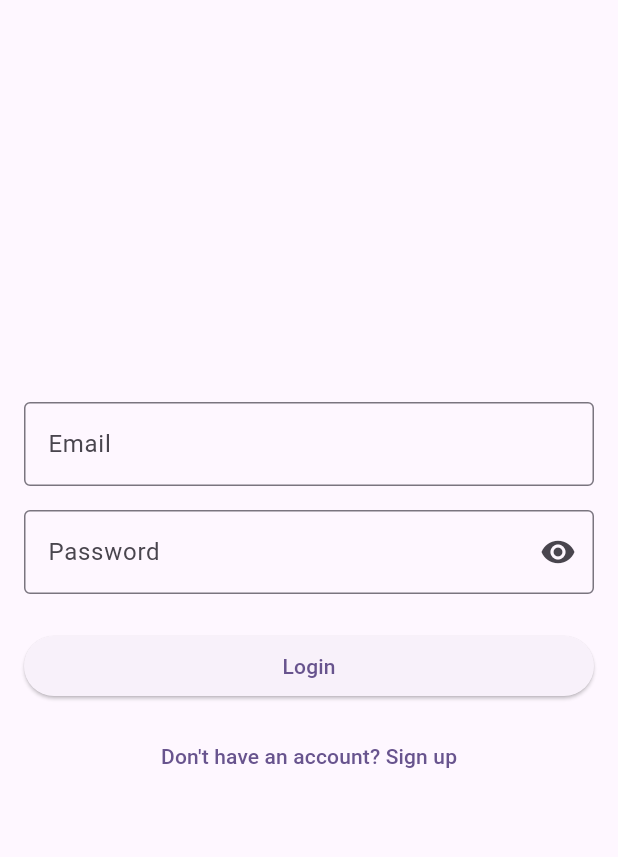
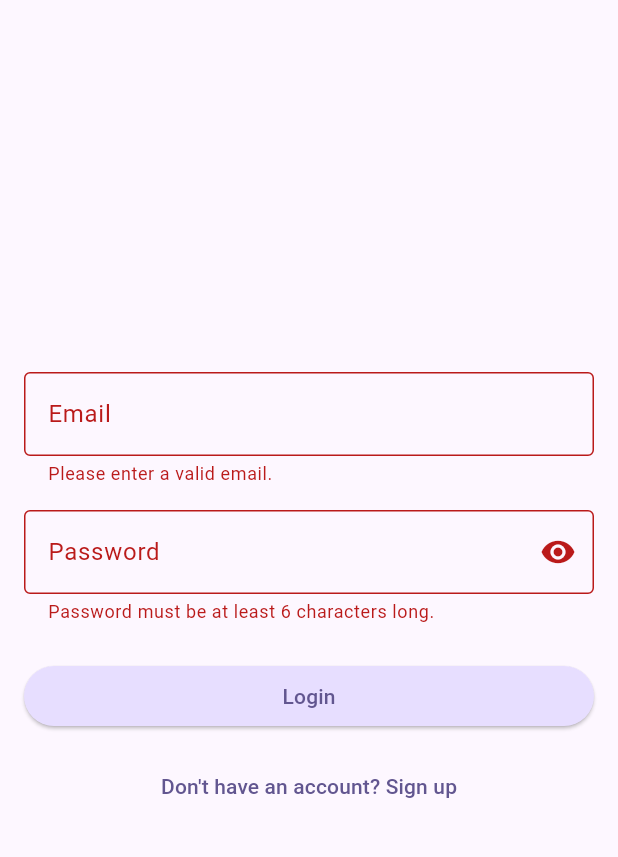
Before and after one commit to PriyanshuYadav08/Offline_Gamified_IAPC, a Flutter app: the screen it shows after launch, after a tap on "Login", on a phone screen of 412 x 824 dp, the part 63-920 px from its top. Run offline on Flutter 3.47's test engine with Material 3 defaults, Android fonts, the phone set to English and light mode, and no system bars.

Commit message:
auth screen implemented

```diff
--- /dev/null
+++ b/lib/auth/auth.dart
@@ -0,0 +1,128 @@
+import 'package:flutter/material.dart';
+
+class AuthScreen extends StatefulWidget {
+  const AuthScreen({super.key});
+
+  @override
+  State<AuthScreen> createState() => _AuthScreenState();
+}
+
+class _AuthScreenState extends State<AuthScreen> {
+  final _formKey = GlobalKey<FormState>();
+
+  var _isLogin = true;
+  var _emailEntered = '';
+  var _passwordEntered = '';
+
+  void _submit() {
+    final isValid = _formKey.currentState!.validate();
+    if (!isValid) {
+      _formKey.currentState!.save();
+      print(_emailEntered);
+      print(_passwordEntered);
+    }
+  }
+
+  // final TextEditingController _emailController = TextEditingController();
+  // final TextEditingController _passwordController = TextEditingController();
+  bool _obscureText = true;
+
+  @override
+  Widget build(BuildContext context) {
+    return Scaffold(
+      appBar: AppBar(title: const Text('Login')),
+      body: Padding(
+        padding: const EdgeInsets.all(16.0),
+        child: Form(
+          key: _formKey,
+          child: Column(
+            mainAxisAlignment: MainAxisAlignment.center,
+            children: [
+              TextFormField(
+                // controller: _emailController,
+                decoration: const InputDecoration(
+                  labelText: 'Email',
+                  border: OutlineInputBorder(),
+                ),
+                keyboardType: TextInputType.emailAddress,
+                autocorrect: false,
+                textCapitalization: TextCapitalization.none,
+                validator: (value) {
+                  if (value == null ||
+                      value.trim().isEmpty ||
+                      !value.contains('@')) {
+                    return 'Please enter a valid email.';
+                  }
+                  return null;
+                },
+                onSaved: (value) {
+                  _emailEntered = value!;
+                },
+              ),
+
+              const SizedBox(height: 16),
+
+              TextFormField(
+                // controller: _passwordController,
+                obscureText: _obscureText,
+                decoration: InputDecoration(
+                  labelText: 'Password',
+                  border: const OutlineInputBorder(),
+                  suffixIcon: IconButton(
+                    icon: Icon(
+                      _obscureText ? Icons.visibility : Icons.visibility_off,
+                    ),
+                    onPressed: () {
+                      setState(() {
+                        _obscureText = !_obscureText;
+                      });
+                    },
+                  ),
+                ),
+                validator: (value) {
+                  if (value == null || value.trim().length < 6) {
+                    return 'Password must be at least 6 characters long.';
+                  }
+                  return null;
+                },
+                onSaved: (value) {
+                  _passwordEntered = value!;
+                },
+              ),
+
+              const SizedBox(height: 24),
+
+              SizedBox(
+                width: double.infinity,
+                child: ElevatedButton(
+                  onPressed: _submit,
+                  style: ElevatedButton.styleFrom(
+                    backgroundColor: Theme.of(
+                      context,
+                    ).colorScheme.primaryContainer,
+                  ),
+                  child: Text(_isLogin ? 'Login' : 'Sign Up'),
+                ),
+              ),
+
+              const SizedBox(height: 12),
+
+              TextButton(
+                onPressed: () {
+                  setState(() {
+                    _isLogin = !_isLogin;
+                  });
+                },
+                child: Text(
+                  _isLogin
+                      ? "Don't have an account? Sign up"
+                      : "Already have an account? Log in",
+                ),
+              ),
+            ],
+          ),
+        ),
+      ),
+    );
+  }
+}
--- a/lib/main.dart
+++ b/lib/main.dart
@@ -1,7 +1,7 @@
-
 import 'package:flutter/material.dart';
-import 'auth/login_page.dart';
-import 'auth/signup_page.dart';
+// import 'auth/login_page.dart';
+// import 'auth/signup_page.dart';
+import 'auth/auth.dart';
 
 void main() {
   runApp(const MyApp());
@@ -13,14 +13,11 @@
   Widget build(BuildContext context) {
     return MaterialApp(
       debugShowCheckedModeBanner: false,
-      title: 'Flutter Demo',
+      title: 'IAPC Project',
       theme: ThemeData(
-        colorScheme: ColorScheme.fromSeed(seedColor: Colors.deepPurple),
+        colorScheme: ColorScheme.fromSeed(seedColor: const Color.fromARGB(255, 93, 0, 255)),
       ),
-      home: const LoginPage(),
-      routes: {
-        '/signup': (context) => const SignupPage(),
-      },
+      home: const AuthScreen(),
     );
   }
 }
```
Also changed, not shown: lib/auth/login_page.dart (line endings or trailing spaces).
